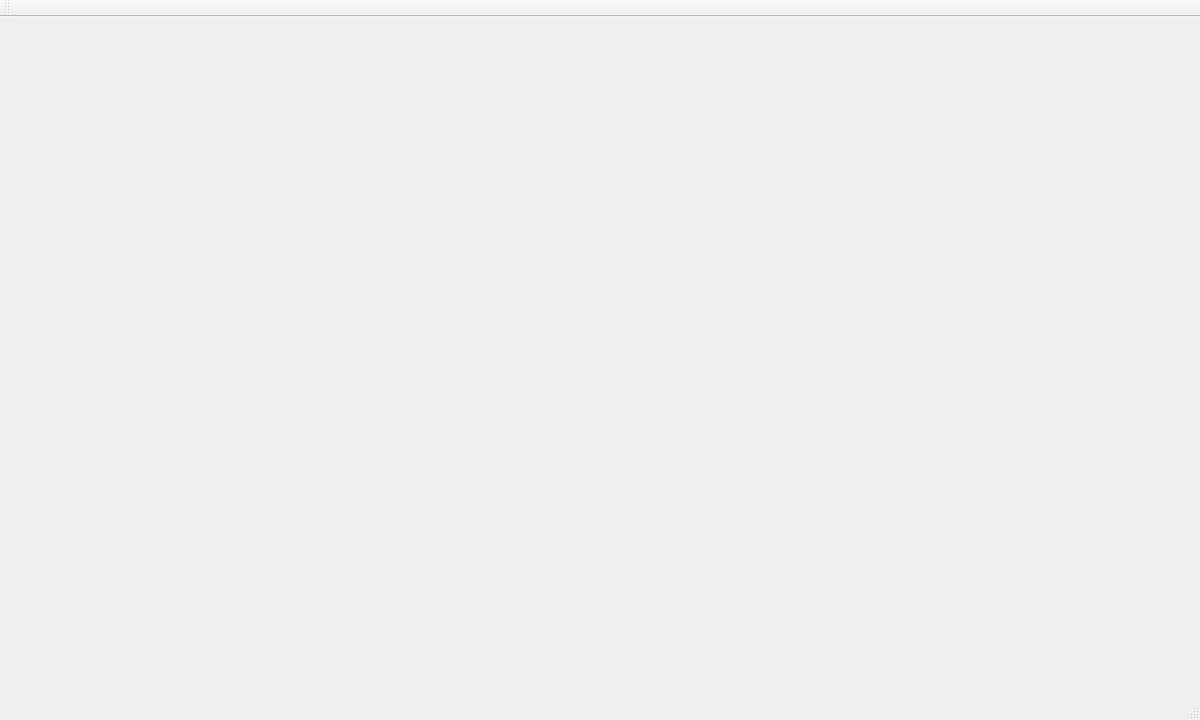
matheusslr/train_system, file sistemas_trem/mainwindow.ui: the form before one commit.
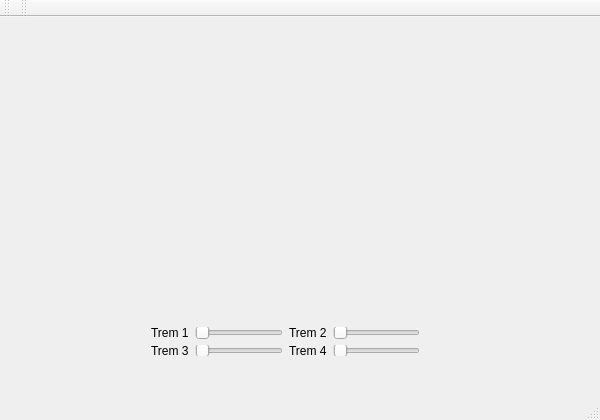
The form after the commit.

Commit message: customizing interface style

The edit to the form file:
```diff
--- a/sistemas_trem/mainwindow.ui
+++ b/sistemas_trem/mainwindow.ui
@@ -6,14 +6,133 @@
    <rect>
     <x>0</x>
     <y>0</y>
-    <width>1200</width>
-    <height>720</height>
+    <width>600</width>
+    <height>420</height>
    </rect>
   </property>
+  <property name="sizePolicy">
+   <sizepolicy hsizetype="Preferred" vsizetype="Preferred">
+    <horstretch>0</horstretch>
+    <verstretch>0</verstretch>
+   </sizepolicy>
+  </property>
   <property name="windowTitle">
    <string>MainWindow</string>
   </property>
-  <widget class="QWidget" name="centralWidget"/>
+  <widget class="QWidget" name="centralWidget">
+   <property name="sizePolicy">
+    <sizepolicy hsizetype="Preferred" vsizetype="Preferred">
+     <horstretch>0</horstretch>
+     <verstretch>0</verstretch>
+    </sizepolicy>
+   </property>
+   <widget class="QWidget" name="horizontalLayoutWidget">
+    <property name="geometry">
+     <rect>
+      <x>140</x>
+      <y>299</y>
+      <width>291</width>
+      <height>51</height>
+     </rect>
+    </property>
+    <layout class="QHBoxLayout" name="horizontalLayout">
+     <item>
+      <layout class="QGridLayout" name="gridLayout">
+       <item row="1" column="0">
+        <widget class="QLabel" name="label_3">
+         <property name="text">
+          <string>Trem 3</string>
+         </property>
+        </widget>
+       </item>
+       <item row="0" column="1">
+        <widget class="QSlider" name="sliderVel1">
+         <property name="styleSheet">
+          <string notr="true"/>
+         </property>
+         <property name="minimum">
+          <number>20</number>
+         </property>
+         <property name="maximum">
+          <number>100</number>
+         </property>
+         <property name="orientation">
+          <enum>Qt::Horizontal</enum>
+         </property>
+        </widget>
+       </item>
+       <item row="1" column="1">
+        <widget class="QSlider" name="sliderVel3">
+         <property name="minimum">
+          <number>20</number>
+         </property>
+         <property name="maximum">
+          <number>100</number>
+         </property>
+         <property name="orientation">
+          <enum>Qt::Horizontal</enum>
+         </property>
+        </widget>
+       </item>
+       <item row="0" column="0">
+        <widget class="QLabel" name="label">
+         <property name="styleSheet">
+          <string notr="true"/>
+         </property>
+         <property name="text">
+          <string>Trem 1</string>
+         </property>
+        </widget>
+       </item>
+      </layout>
+     </item>
+     <item>
+      <layout class="QGridLayout" name="gridLayout_2">
+       <item row="1" column="0">
+        <widget class="QLabel" name="label_4">
+         <property name="text">
+          <string>Trem 4</string>
+         </property>
+        </widget>
+       </item>
+       <item row="1" column="1">
+        <widget class="QSlider" name="sliderVel4">
+         <property name="minimum">
+          <number>20</number>
+         </property>
+         <property name="maximum">
+          <number>100</number>
+         </property>
+         <property name="orientation">
+          <enum>Qt::Horizontal</enum>
+         </property>
+        </widget>
+       </item>
+       <item row="0" column="0">
+        <widget class="QLabel" name="label_2">
+         <property name="text">
+          <string>Trem 2</string>
+         </property>
+        </widget>
+       </item>
+       <item row="0" column="1">
+        <widget class="QSlider" name="sliderVel2">
+         <property name="minimum">
+          <number>20</number>
+         </property>
+         <property name="maximum">
+          <number>100</number>
+         </property>
+         <property name="orientation">
+          <enum>Qt::Horizontal</enum>
+         </property>
+        </widget>
+       </item>
+      </layout>
+     </item>
+    </layout>
+   </widget>
+  </widget>
   <widget class="QMenuBar" name="menuBar">
    <property name="geometry">
     <rect>
@@ -33,6 +152,17 @@
    </attribute>
   </widget>
   <widget class="QStatusBar" name="statusBar"/>
+  <widget class="QToolBar" name="toolBar">
+   <property name="windowTitle">
+    <string>toolBar</string>
+   </property>
+   <attribute name="toolBarArea">
+    <enum>TopToolBarArea</enum>
+   </attribute>
+   <attribute name="toolBarBreak">
+    <bool>false</bool>
+   </attribute>
+  </widget>
  </widget>
  <layoutdefault spacing="6" margin="11"/>
  <resources/>
```
Left out of the diff: 2 changed lines with no effect on the pictures. The commit also changes 4 other files.
